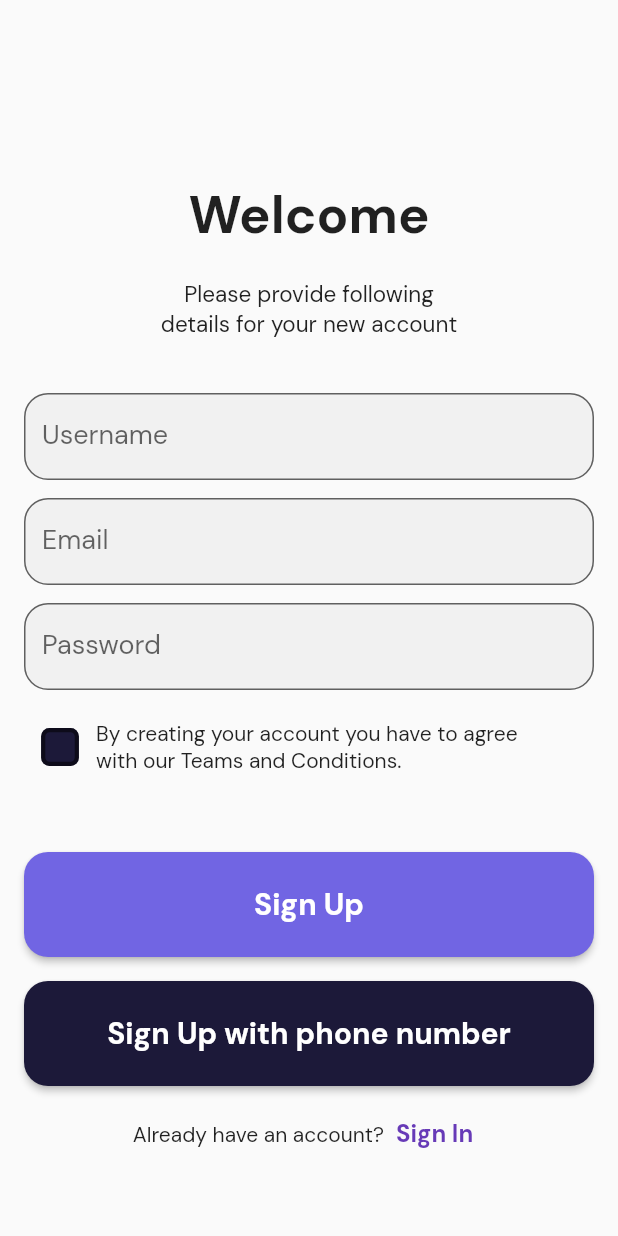
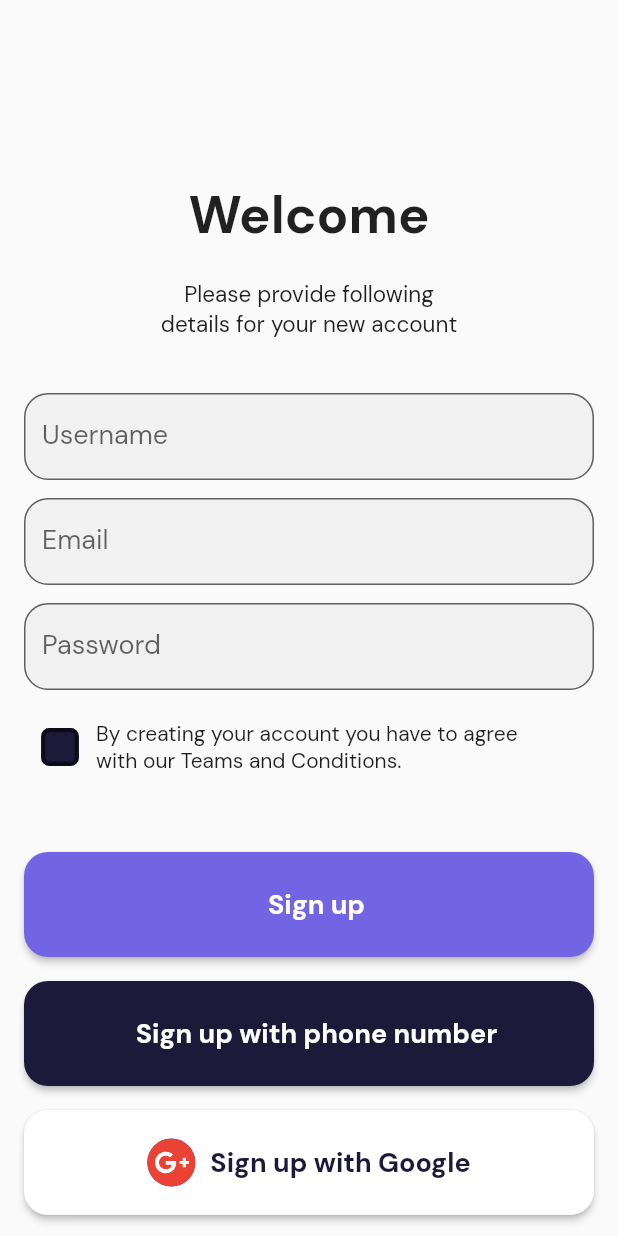
Before and after one commit to AliAltiyev/todo_app, a Flutter app: the screen it shows after launch, on a phone screen of 412 x 824 dp. Run offline on Flutter 3.47's test engine with Material 2 defaults, Android fonts, the phone set to English and light mode, and no system bars; our stand-ins replace easy_localization, firebase_auth, firebase_core, flutter_datetime_picker, flutter_svg, get_it and 4 more; accounts and stored records are empty; generated files the repository leaves out were written again.

Commit message:
add feature signing up with google account

```diff
--- a/lib/main.dart
+++ b/lib/main.dart
@@ -4,8 +4,10 @@ import 'package:flutter/services.dart';
 import 'package:hive_flutter/adapters.dart';
 import 'package:hive_using/di/application.dart';
 import 'package:easy_localization/easy_localization.dart';
-import 'package:hive_using/screens/sing_up.dart';
+import 'package:hive_using/screens/signup/sign_up_with_phone_number.dart';
+import 'package:hive_using/screens/signup/sing_up.dart';
 import 'package:hive_using/screens/splash.dart';
+import 'package:hive_using/utils/constants.dart';
 
 import 'firebase_options.dart';
 import 'model/task.dart';
@@ -45,11 +47,12 @@ class MyApp extends StatelessWidget {
   Widget build(BuildContext context) {
     return MaterialApp(
       routes: {
-        '/splash': (context) => const Splash(),
-        '/home': (context) => const Home(),
-        '/sign_up': (context) => const SignUp()
+        kSplashScreen: (context) => const Splash(),
+        kHomeScreen: (context) => const Home(),
+        kSignUpScreen: (context) => const SignUp(),
+        kSignUpWithPhoneNumberScreen: (context) => const SignUpWithPhoneNumber()
       },
-      initialRoute: '/splash',
+      initialRoute: kSplashScreen,
       localizationsDelegates: context.localizationDelegates,
       supportedLocales: context.supportedLocales,
       locale: context.locale,
--- a/lib/screens/sing_up.dart
+++ b/lib/screens/signup/sing_up.dart
@@ -1,5 +1,7 @@
 import 'package:firebase_auth/firebase_auth.dart';
+import 'package:firebase_core/firebase_core.dart';
 import 'package:flutter/material.dart';
+import 'package:google_sign_in/google_sign_in.dart';
 import 'package:hive_using/utils/constants.dart';
 import 'package:hive_using/widgets/button.dart';
 import 'package:hive_using/widgets/text_field.dart';
@@ -12,7 +14,7 @@ class SignUp extends StatefulWidget {
 }
 
 class _SignUpState extends State<SignUp> {
-  late  FirebaseAuth _firebaseAuth;
+  late FirebaseAuth _firebaseAuth;
   final TextEditingController _userNameTextController = TextEditingController();
   final TextEditingController _emailTextController = TextEditingController();
   final TextEditingController _passwordTextController = TextEditingController();
@@ -22,8 +24,8 @@ class _SignUpState extends State<SignUp> {
   void initState() {
     // TODO: implement initState
     super.initState();
+    _firebaseAuth = FirebaseAuth.instance;
   }
-
 
   @override
   Widget build(BuildContext context) {
@@ -59,54 +61,55 @@ class _SignUpState extends State<SignUp> {
                 ),
                 CustomTextField(
                     textEditingController: _userNameTextController,
-                    labelText: 'Username',
+                    labelText: kUsernameText,
                     textInputType: TextInputType.text),
+
                 CustomTextField(
                     textEditingController: _emailTextController,
-                    labelText: 'Email',
+                    labelText: kEmailText,
                     textInputType: TextInputType.emailAddress),
                 CustomTextField(
                     obscureText: true,
                     textEditingController: _passwordTextController,
-                    labelText: 'Password',
+                    labelText: kPasswordText,
                     textInputType: TextInputType.text),
                 _acceptingTermsAndConditions(),
                 const SizedBox(
                   height: 30,
                 ),
+                //Just sign up
                 CustomButton(
                     callback: () {
-                      if (_checkBoxState == true) {
-                        debugPrint('with phone number');
-                      } else {
-                        ScaffoldMessenger.of(context).showSnackBar(const SnackBar(
-                            content: Text(
-                                'You are not confirmed terms and conditions')));
-                      }
+                      _registerUser();
                     },
-                    buttonText: 'Sign Up',
-                    color: kSignUpButtonColor),
+                    buttonText: kSignUpButtonText,
+                    backgroundColor: kSignUpButtonColor),
+                //Sign up with phone number
                 CustomButton(
                     callback: () {
-                      if (_checkBoxState == true) {
-
-                      } else {
-                        ScaffoldMessenger.of(context).showSnackBar(const SnackBar(
-                            content: Text(
-                                'You are not confirmed terms and conditions')));
-                      }
+                      Navigator.of(context)
+                          .pushNamed(kSignUpWithPhoneNumberScreen);
                     },
-                    buttonText: 'Sign Up with phone number',
-                    color: kMainAppColor),
+                    buttonText: kSignUpWithPhoneNumberButtonText,
+                    backgroundColor: kMainAppColor),
+                //Sign up with google account
+                CustomButton(
+                    foregroundColor: kMainAppColor,
+                    callback: () {
+                      _registerWithGoogleAccount();
+                    },
+                    buttonText: kSignUpWithGoogleAccountButtonText,
+                    imagePath: kGoogleIconPath,
+                    backgroundColor: Colors.white),
                 Row(
                   mainAxisAlignment: MainAxisAlignment.center,
                   children: [
-                    Text('Already have an account?',
+                    Text(kAlreadyHveAccountText,
                         style: appTextStyle(14, FontWeight.normal)),
                     TextButton(
                         onPressed: () {},
                         child: Text(
-                          'Sign In',
+                          kSignUpButtonText,
                           style: appTextStyle(16, FontWeight.bold),
                         ))
                   ],
@@ -119,7 +122,7 @@ class _SignUpState extends State<SignUp> {
     );
   }
 
-  _acceptingTermsAndConditions() {
+  Widget _acceptingTermsAndConditions() {
     return Padding(
       padding: const EdgeInsets.symmetric(horizontal: 16, vertical: 8),
       child: Row(
@@ -148,4 +151,68 @@ class _SignUpState extends State<SignUp> {
       ),
     );
   }
+
+  void _registerUser() async {
+    if (_emailTextController.text.isNotEmpty &&
+        _passwordTextController.text.isNotEmpty &&
+        _userNameTextController.text.isNotEmpty &&
+        _checkBoxState == true) {
+      try {
+        final userCredential =
+            await _firebaseAuth.createUserWithEmailAndPassword(
+                email: _emailTextController.text,
+                password: _passwordTextController.text);
+        final user = userCredential.user;
+        if (user != null) {
+          if (user.emailVerified) {
+            if (mounted) {
+              Navigator.of(context)
+                  .pushReplacementNamed('/home', arguments: userCredential);
+            }
+          } else {
+            await user.sendEmailVerification();
+            if (mounted) {
+              showCustomSnackBar(
+                'We sent email verification link,please verify for sign up',
+                context,
+                kMainAppColor,
+              );
+            }
+          }
+        }
+      } on FirebaseAuthException catch (e) {
+        debugPrint(e.toString());
+      }
+    } else {
+      showCustomSnackBar(
+        'Please provide following details for your new account',
+        context,
+        Colors.redAccent,
+      );
+    }
+  }
+
+//TODO Should fix this bug,user can sign up if he once Signed up
+  Future<void> _registerWithGoogleAccount() async {
+    // Trigger the authentication flow
+    final GoogleSignInAccount? googleUser = await GoogleSignIn().signIn();
+
+    // Obtain the auth details from the request
+    final GoogleSignInAuthentication? googleAuth =
+        await googleUser?.authentication;
+
+    // Create a new credential
+    final credential = GoogleAuthProvider.credential(
+      accessToken: googleAuth?.accessToken,
+      idToken: googleAuth?.idToken,
+    );
+
+    // Once signed in, return the UserCredential
+    var user = await FirebaseAuth.instance.signInWithCredential(credential);
+    if (user.user != null) {
+      if (mounted) {
+        Navigator.of(context).pushReplacementNamed(kHomeScreen);
+      }
+    }
+  }
 }
--- a/lib/utils/constants.dart
+++ b/lib/utils/constants.dart
@@ -1,6 +1,12 @@
 import 'package:easy_localization/easy_localization.dart';
 import 'package:flutter/material.dart';
 import 'package:google_fonts/google_fonts.dart';
+
+//Application Navigation
+const kSplashScreen = '/splash';
+const kHomeScreen = '/home';
+const kSignUpScreen = '/sign_up';
+const kSignUpWithPhoneNumberScreen = '/sign_up_with_phone_number';
 
 //Sign Up page
 TextStyle appTextStyle(double fontSize, FontWeight fontWeight,
@@ -8,6 +14,10 @@ TextStyle appTextStyle(double fontSize, FontWeight fontWeight,
   return GoogleFonts.dmSans(
       fontWeight: fontWeight, fontSize: fontSize, color: color);
 }
+
+const kSignUpWithMobileNumberTitleText = 'Mobile Number';
+const kSignUpWithMobileNumberSubTitleText =
+    'Please enter your valid phone number. We will send you 4-digit code to verify account.';
 
 const kMainAppColor = Color.fromRGBO(28, 25, 57, 1);
 
@@ -31,3 +41,23 @@ const boxName = 'tasks';
 
 //Custom Widgets
 const kSignUpButtonColor = Color.fromRGBO(113, 101, 227, 1);
+
+const kSignUpButtonText = 'Sign up';
+const kSignUpWithPhoneNumberButtonText = 'Sign up with phone number';
+const kSignUpWithGoogleAccountButtonText = 'Sign up with Google';
+const kAlreadyHveAccountText = 'Already have an account?';
+const kPasswordText = 'Password';
+const kUsernameText = 'Username';
+const kEmailText = 'Email';
+//ShortCuts
+void showCustomSnackBar(String text, BuildContext context, Color color) {
+  ScaffoldMessenger.of(context).showSnackBar(SnackBar(
+    showCloseIcon: true,
+    elevation: 8,
+    content: Text(text),
+    backgroundColor: color,
+  ));
+}
+
+//Images paths
+const kGoogleIconPath = 'assets/images/google.svg';
--- a/lib/widgets/button.dart
+++ b/lib/widgets/button.dart
@@ -1,16 +1,20 @@
 import 'package:flutter/material.dart';
+import 'package:flutter_svg/flutter_svg.dart';
 import 'package:hive_using/utils/constants.dart';
 
 class CustomButton extends StatefulWidget {
   final VoidCallback callback;
   final String buttonText;
-  final Color color;
+  final Color backgroundColor;
+  final String? imagePath;
+  final Color? foregroundColor;
 
   const CustomButton(
       {Key? key,
       required this.callback,
       required this.buttonText,
-      required this.color})
+      required this.backgroundColor,
+      this.imagePath, this.foregroundColor})
       : super(key: key);
 
   @override
@@ -28,11 +32,32 @@ class _CustomButtonState extends State<CustomButton> {
             shape: MaterialStatePropertyAll(RoundedRectangleBorder(
                 borderRadius: BorderRadius.circular(16))),
             fixedSize: const MaterialStatePropertyAll(Size(340, 70)),
-            foregroundColor: const MaterialStatePropertyAll(Colors.white),
-            backgroundColor: MaterialStatePropertyAll(widget.color)),
-        child: Text(
-          widget.buttonText,
-          style: appTextStyle(20, FontWeight.bold, color: Colors.white),
+            foregroundColor:  MaterialStatePropertyAll(widget.foregroundColor),
+            backgroundColor: MaterialStatePropertyAll(widget.backgroundColor)),
+        child: Row(
+          mainAxisAlignment: MainAxisAlignment.center,
+          children: [
+            if (widget.imagePath != null)
+              CircleAvatar(
+                radius: 16,
+                child: SvgPicture.asset(
+                  widget.imagePath ?? '',
+                ),
+              )
+            else
+              const SizedBox(
+                width: 0,
+                height: 0,
+              ),
+            SizedBox(
+              width: 10,
+            ),
+            Text(
+              widget.buttonText,
+              style: appTextStyle(18, FontWeight.bold, color: widget.foregroundColor),
+              textAlign: TextAlign.center,
+            ),
+          ],
         ),
       ),
     );
--- a/pubspec.yaml
+++ b/pubspec.yaml
@@ -24,6 +24,8 @@ dependencies:
   firebase_core: ^2.7.0
   animated_splash_screen: ^1.3.0
   firebase_auth: ^4.2.9
+  flutter_svg: ^2.0.2
+  google_sign_in: ^6.0.2
 
 
 dev_dependencies:
@@ -39,4 +41,5 @@ flutter:
   uses-material-design: true
 
   assets:
+   - assets/images/
    - assets/translations/
```
Also changed, not shown: lib/screens/signup/sign_up_with_phone_number.dart (added, +39 -0 lines), assets/images/google.png (added), assets/images/google.svg (added), lib/screens/sign_in.dart (added), pubspec.lock, 3 other files.
